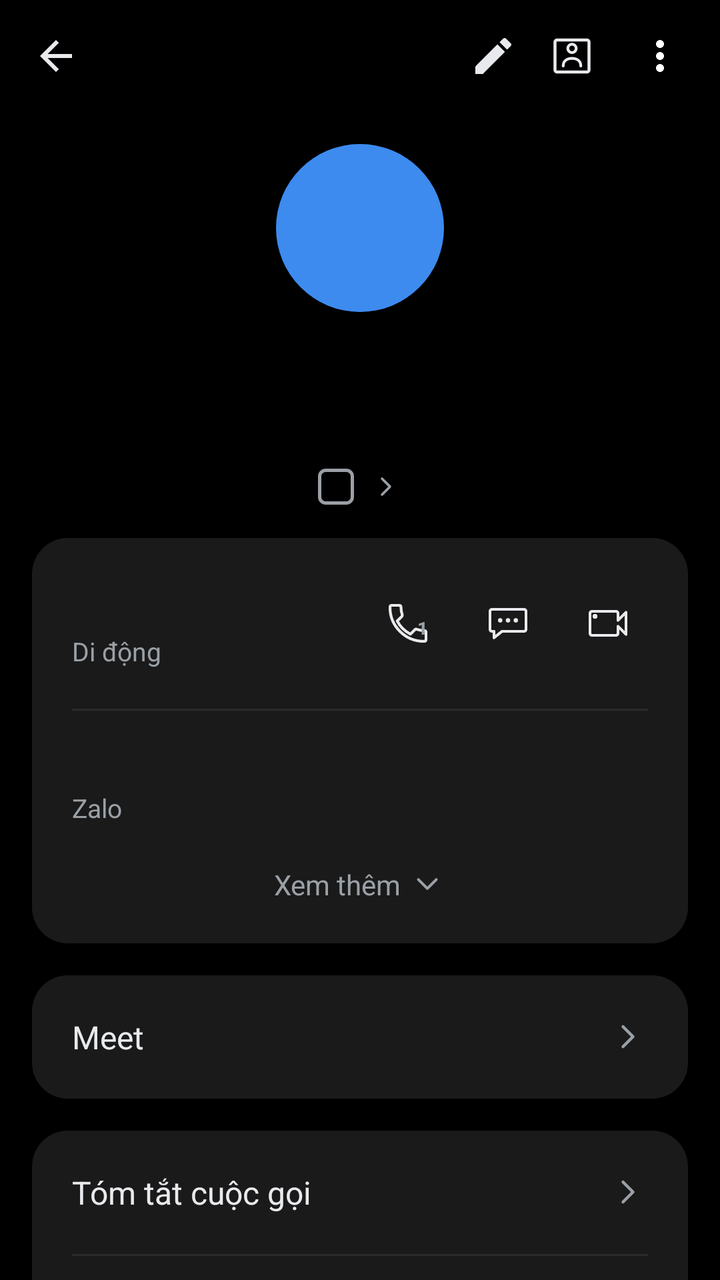
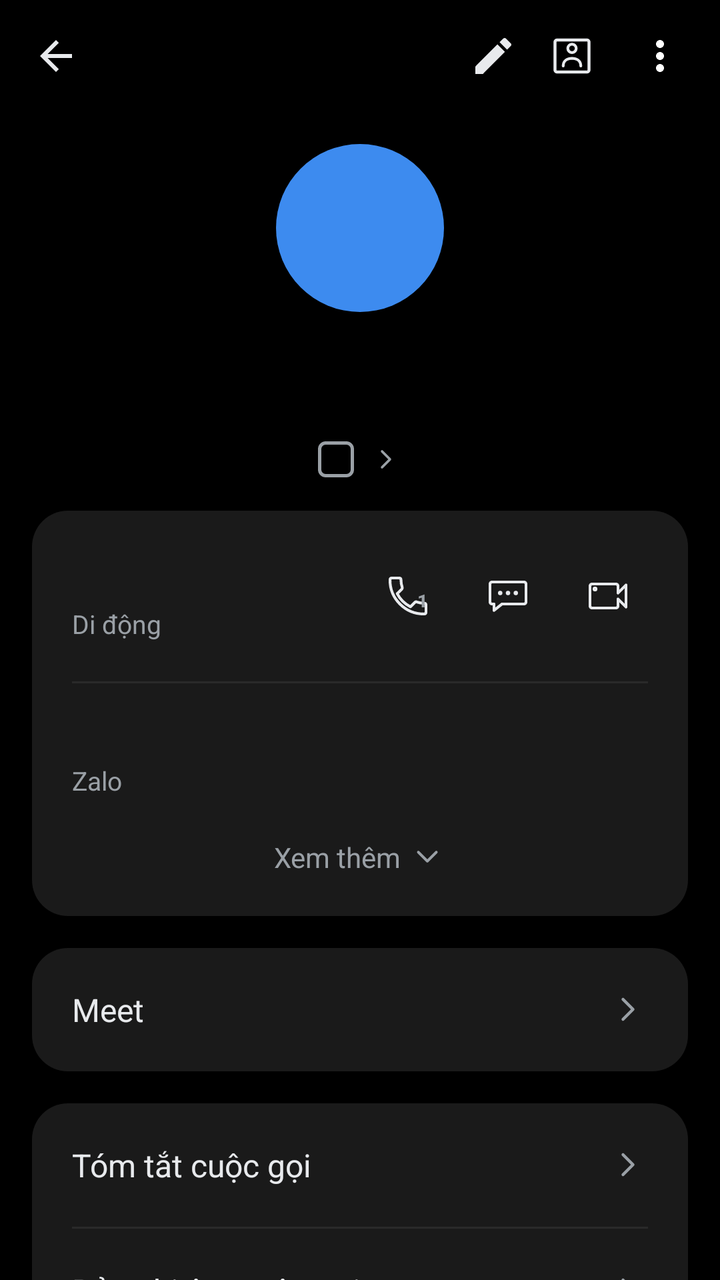

Two renders of the same Android screen: before a commit and after it. Below are the layout's source before the change and the commit's diff.
<!-- AndroidManifest.xml: application theme Theme.SimpleCall -->
<!-- res/layout/fragment_call_history.xml -->
<?xml version="1.0" encoding="utf-8"?>
<LinearLayout xmlns:android="http://schemas.android.com/apk/res/android"
    xmlns:app="http://schemas.android.com/apk/res-auto"
    android:layout_width="match_parent"
    android:layout_height="match_parent"
    android:orientation="vertical"
    android:background="@color/bg">

    
    <LinearLayout
        android:layout_width="match_parent" android:layout_height="56dp"
        android:orientation="horizontal" android:gravity="center_vertical"
        android:paddingStart="4dp" android:paddingEnd="8dp">

        <ImageButton android:id="@+id/btnBack"
            android:layout_width="48dp" android:layout_height="48dp"
            android:background="@android:color/transparent"
            android:src="@drawable/ic_arrow_back"
            android:contentDescription="Quay lại" />

        <Space android:layout_width="0dp" android:layout_height="1dp" android:layout_weight="1" />

        <ImageButton android:id="@+id/btnEdit"
            android:layout_width="35dp" android:layout_height="35dp"
            android:background="@android:color/transparent"
            android:src="@drawable/ic_edit"
            android:contentDescription="Sửa" />

        <ImageButton android:id="@+id/btnContactCard"
            android:layout_width="44dp" android:layout_height="44dp"
            android:background="@android:color/transparent"
            android:src="@drawable/ic_contact_card"
            android:contentDescription="Thẻ liên hệ" />

        <ImageButton android:id="@+id/btnMore"
            android:layout_width="44dp" android:layout_height="44dp"
            android:background="@android:color/transparent"
            android:src="@drawable/ic_more_vert"
            android:contentDescription="Thêm" />
    </LinearLayout>

    <ScrollView
        android:layout_width="match_parent" android:layout_height="0dp"
        android:layout_weight="1"
        android:clipToPadding="false"
        android:paddingBottom="24dp">

        <LinearLayout
            android:layout_width="match_parent" android:layout_height="wrap_content"
            android:orientation="vertical">

            
            <FrameLayout
                android:layout_width="84dp" android:layout_height="84dp"
                android:layout_gravity="center_horizontal"
                android:layout_marginTop="16dp">

                <TextView android:id="@+id/tvAvatar"
                    android:layout_width="84dp" android:layout_height="84dp"
                    android:layout_gravity="center"
                    android:background="@drawable/bg_avatar_circle"
                    android:gravity="center"
                    android:textSize="58sp" android:textColor="@color/white"
                    android:fontFamily="sans-serif-medium" />

                <ImageView android:id="@+id/ivDefaultAvatar"
                    android:layout_width="84dp" android:layout_height="84dp"
                    android:layout_gravity="center"
                    android:background="@drawable/bg_avatar_default"
                    android:src="@drawable/ic_person"
                    android:scaleType="center"
                    android:padding="21dp"
                    app:tint="@color/white"
                    android:visibility="gone"
                    android:contentDescription="@string/contact_photo" />
            </FrameLayout>

            
            <TextView android:id="@+id/tvTitle"
                android:layout_width="wrap_content" android:layout_height="wrap_content"
                android:layout_gravity="center_horizontal"
                android:layout_marginTop="16dp"
                android:layout_marginStart="32dp" android:layout_marginEnd="32dp"
                android:gravity="center"
                android:textSize="39sp" android:textStyle="bold"
                android:textColor="@color/text_primary"
                android:fontFamily="sans-serif-medium" />

            
            <LinearLayout android:id="@+id/rowSimDefault"
                android:layout_width="wrap_content" android:layout_height="wrap_content"
                android:layout_gravity="center_horizontal"
                android:layout_marginTop="10dp"
                android:orientation="horizontal" android:gravity="center_vertical"
                android:clickable="true" android:focusable="true">

                <TextView android:id="@+id/tvSimBadge"
                    android:layout_width="18dp" android:layout_height="18dp"
                    android:background="@drawable/bg_sim_badge"
                    android:gravity="center"
                    android:textSize="11sp" android:textColor="@color/text_secondary" />

                <TextView android:id="@+id/tvSubtitle"
                    android:layout_width="wrap_content" android:layout_height="wrap_content"
                    android:layout_marginStart="6dp"
                    android:textSize="14sp" android:textColor="@color/text_secondary" />

                <ImageView
                    android:layout_width="16dp" android:layout_height="16dp"
                    android:layout_marginStart="2dp"
                    android:src="@drawable/ic_chevron_right" />
            </LinearLayout>

            
            <LinearLayout
                android:layout_width="match_parent" android:layout_height="wrap_content"
                android:layout_margin="16dp"
                android:orientation="vertical"
                android:background="@drawable/bg_card_rounded"
                android:padding="20dp">

                <LinearLayout
                    android:layout_width="match_parent" android:layout_height="wrap_content"
                    android:orientation="horizontal" android:gravity="center_vertical">

                    <LinearLayout
                        android:layout_width="0dp" android:layout_height="wrap_content"
                        android:layout_weight="1" android:orientation="vertical">

                        <TextView android:id="@+id/tvNumber"
                            android:layout_width="wrap_content" android:layout_height="wrap_content"
                            android:textSize="19sp" android:textColor="@color/text_primary" />

                        <TextView android:id="@+id/tvNumberType"
                            android:layout_width="wrap_content" android:layout_height="wrap_content"
                            android:layout_marginTop="2dp"
                            android:text="@string/number_type_mobile"
                            android:textSize="13sp" android:textColor="@color/text_secondary" />
                    </LinearLayout>

                    
                    <FrameLayout
                        android:layout_width="40dp"
                        android:layout_height="40dp">
                        <ImageButton android:id="@+id/btnCallRow"
                            android:layout_width="match_parent"
                            android:layout_height="match_parent"
                            android:background="@android:color/transparent"
                            android:src="@drawable/ic_call_outline"
                            android:contentDescription="@string/call" />
                        
                        <TextView
                            android:id="@+id/tvCallSimNum"
                            android:layout_width="wrap_content"
                            android:layout_height="wrap_content"
                            android:layout_gravity="top|end"
                            android:layout_marginTop="16dp"
                            android:layout_marginEnd="10dp"
                            android:text="1"
                            android:textSize="9sp"
                            android:textStyle="bold"
                            android:textColor="@color/text_secondary"
                            android:fontFamily="sans-serif-medium" />
                    </FrameLayout>

                    <ImageButton android:id="@+id/btnMessageRow"
                        android:layout_width="40dp" android:layout_height="40dp"
                        android:layout_marginStart="10dp"
                        android:background="@android:color/transparent"
                        android:src="@drawable/ic_message_outline"
                        android:contentDescription="Nhắn tin" />

                    <ImageButton android:id="@+id/btnVideoRow"
                        android:layout_width="40dp" android:layout_height="40dp"
                        android:layout_marginStart="10dp"
                        android:background="@android:color/transparent"
                        android:src="@drawable/ic_video_call_outline"
                        android:contentDescription="Video call" />
                </LinearLayout>

                <View android:id="@+id/divBeforeZalo"
                    android:layout_width="match_parent" android:layout_height="1dp"
                    android:layout_marginTop="20dp" android:layout_marginBottom="16dp"
                    android:background="@color/divider" />

                <LinearLayout android:id="@+id/rowZalo"
                    android:layout_width="match_parent" android:layout_height="wrap_content"
                    android:orientation="vertical"
                    android:clickable="true" android:focusable="true">

                    <TextView android:id="@+id/tvZalo"
                        android:layout_width="wrap_content" android:layout_height="wrap_content"
                        android:textSize="16sp" android:textColor="@color/text_primary" />

                    <TextView
                        android:layout_width="wrap_content" android:layout_height="wrap_content"
                        android:layout_marginTop="2dp"
                        android:text="Zalo"
                        android:textSize="13sp" android:textColor="@color/text_secondary" />
                </LinearLayout>

                <LinearLayout android:id="@+id/rowSeeMore"
                    android:layout_width="match_parent" android:layout_height="wrap_content"
                    android:layout_marginTop="20dp"
                    android:orientation="horizontal" android:gravity="center"
                    android:clickable="true" android:focusable="true">

                    <TextView
                        android:layout_width="wrap_content" android:layout_height="wrap_content"
                        android:text="Xem thêm"
                        android:textSize="14sp" android:textColor="@color/text_secondary" />

                    <ImageView
                        android:layout_width="18dp" android:layout_height="18dp"
                        android:layout_marginStart="4dp"
                        android:src="@drawable/ic_chevron_down" />
                </LinearLayout>
            </LinearLayout>

            
            <LinearLayout android:id="@+id/rowMeet"
                android:layout_width="match_parent" android:layout_height="wrap_content"
                android:layout_marginStart="16dp" android:layout_marginEnd="16dp"
                android:orientation="horizontal" android:gravity="center_vertical"
                android:background="@drawable/bg_card_rounded"
                android:padding="20dp"
                android:clickable="true" android:focusable="true">

                <TextView
                    android:layout_width="0dp" android:layout_height="wrap_content"
                    android:layout_weight="1"
                    android:text="Meet"
                    android:textSize="16sp" android:textColor="@color/text_primary" />

                <ImageView
                    android:layout_width="20dp" android:layout_height="20dp"
                    android:src="@drawable/ic_chevron_right" />
            </LinearLayout>

            
            <LinearLayout
                android:layout_width="match_parent" android:layout_height="wrap_content"
                android:layout_margin="16dp"
                android:orientation="vertical"
                android:background="@drawable/bg_card_rounded">

                <LinearLayout android:id="@+id/rowCallSummary"
                    android:layout_width="match_parent" android:layout_height="wrap_content"
                    android:orientation="horizontal" android:gravity="center_vertical"
                    android:padding="20dp"
                    android:clickable="true" android:focusable="true">

                    <TextView
                        android:layout_width="0dp" android:layout_height="wrap_content"
                        android:layout_weight="1"
                        android:text="Tóm tắt cuộc gọi"
                        android:textSize="16sp" android:textColor="@color/text_primary" />

                    <ImageView
                        android:layout_width="20dp" android:layout_height="20dp"
                        android:src="@drawable/ic_chevron_right" />
                </LinearLayout>

                <View
                    android:layout_width="match_parent" android:layout_height="1dp"
                    android:layout_marginStart="20dp" android:layout_marginEnd="20dp"
                    android:background="@color/divider" />

                <LinearLayout android:id="@+id/rowCallRecording"
                    android:layout_width="match_parent" android:layout_height="wrap_content"
                    android:orientation="horizontal" android:gravity="center_vertical"
                    android:padding="20dp"
                    android:clickable="true" android:focusable="true">

                    <TextView
                        android:layout_width="0dp" android:layout_height="wrap_content"
                        android:layout_weight="1"
                        android:text="Bản ghi âm cuộc gọi"
                        android:textSize="16sp" android:textColor="@color/text_primary" />

                    <ImageView
                        android:layout_width="20dp" android:layout_height="20dp"
                        android:src="@drawable/ic_chevron_right" />
                </LinearLayout>
            </LinearLayout>

            
            <LinearLayout android:id="@+id/cardAddContact"
                android:layout_width="match_parent" android:layout_height="wrap_content"
                android:layout_margin="16dp"
                android:orientation="vertical"
                android:background="@drawable/bg_card_rounded"
                android:visibility="gone">

                <LinearLayout android:id="@+id/rowCreateContact"
                    android:layout_width="match_parent" android:layout_height="wrap_content"
                    android:orientation="horizontal" android:gravity="center_vertical"
                    android:padding="20dp"
                    android:clickable="true" android:focusable="true">

                    <TextView
                        android:layout_width="0dp" android:layout_height="wrap_content"
                        android:layout_weight="1"
                        android:text="Tạo liên hệ mới"
                        android:textSize="16sp" android:textColor="@color/text_primary" />

                    <ImageView
                        android:layout_width="20dp" android:layout_height="20dp"
                        android:src="@drawable/ic_chevron_right" />
                </LinearLayout>

                <View
                    android:layout_width="match_parent" android:layout_height="1dp"
                    android:layout_marginStart="20dp" android:layout_marginEnd="20dp"
                    android:background="@color/divider" />

                <LinearLayout android:id="@+id/rowAddExisting"
                    android:layout_width="match_parent" android:layout_height="wrap_content"
                    android:orientation="horizontal" android:gravity="center_vertical"
                    android:padding="20dp"
                    android:clickable="true" android:focusable="true">

                    <TextView
                        android:layout_width="0dp" android:layout_height="wrap_content"
                        android:layout_weight="1"
                        android:text="Thêm vào liên lạc hiện có"
                        android:textSize="16sp" android:textColor="@color/text_primary" />

                    <ImageView
                        android:layout_width="20dp" android:layout_height="20dp"
                        android:src="@drawable/ic_chevron_right" />
                </LinearLayout>
            </LinearLayout>

            
            <LinearLayout
                android:layout_width="match_parent" android:layout_height="wrap_content"
                android:layout_marginStart="20dp" android:layout_marginEnd="12dp"
                android:layout_marginTop="8dp"
                android:orientation="horizontal" android:gravity="center_vertical">

                <TextView
                    android:layout_width="0dp" android:layout_height="wrap_content"
                    android:layout_weight="1"
                    android:text="Nhật ký cuộc gọi"
                    android:textSize="15sp" android:textColor="@color/text_secondary" />

                <TextView android:id="@+id/btnClearLog"
                    android:layout_width="wrap_content" android:layout_height="wrap_content"
                    android:text="Xóa"
                    android:textSize="15sp" android:textColor="@color/accent_blue"
                    android:padding="8dp"
                    android:clickable="true" android:focusable="true" />
            </LinearLayout>

            
            <LinearLayout android:id="@+id/llHistoryEntries"
                android:layout_width="match_parent" android:layout_height="wrap_content"
                android:layout_margin="16dp"
                android:orientation="vertical"
                android:background="@drawable/bg_card_rounded" />

        </LinearLayout>
    </ScrollView>
</LinearLayout>
<!-- resources referenced by this layout -->
<resources>
  <color name="accent_blue">#1A73E8</color>
  <color name="bg">#000000</color>
  <color name="divider">#2A2A2A</color>
  <color name="text_primary">#E8EAED</color>
  <color name="text_secondary">#9AA0A6</color>
  <color name="white">#FFFFFF</color>
  <!-- drawable bg_avatar_circle (drawable) -->
  <?xml version="1.0" encoding="utf-8"?>
  <shape xmlns:android="http://schemas.android.com/apk/res/android"
      android:shape="oval">
      <solid android:color="@color/avatar_purple" />
  </shape>
  <!-- drawable bg_avatar_default (drawable) -->
  <?xml version="1.0" encoding="utf-8"?>
  <shape xmlns:android="http://schemas.android.com/apk/res/android"
      android:shape="oval">
      <solid android:color="@color/accent_blue" />
  </shape>
  <!-- drawable bg_card_rounded (drawable) -->
  <?xml version="1.0" encoding="utf-8"?>
  <shape xmlns:android="http://schemas.android.com/apk/res/android"
      android:shape="rectangle">
      <solid android:color="@color/detail_card_bg" />
      <corners android:radius="18dp" />
  </shape>
  <!-- drawable bg_sim_badge (drawable) -->
  <?xml version="1.0" encoding="utf-8"?>
  <shape xmlns:android="http://schemas.android.com/apk/res/android"
      android:shape="rectangle">
      <stroke android:width="1.5dp" android:color="@color/text_secondary" />
      <corners android:radius="3dp" />
      <solid android:color="@android:color/transparent" />
  </shape>
  <!-- drawable ic_arrow_back (drawable) -->
  <?xml version="1.0" encoding="utf-8"?>
  <vector xmlns:android="http://schemas.android.com/apk/res/android"
      android:width="24dp" android:height="24dp"
      android:viewportWidth="24" android:viewportHeight="24">
      
      <path android:fillColor="@color/text_primary"
          android:pathData="M20,11H7.83l5.59-5.59L12,4l-8,8 8,8 1.41-1.41L7.83,13H20v-2z"/>
  </vector>
  <!-- drawable ic_edit (drawable) -->
  <?xml version="1.0" encoding="utf-8"?>
  <vector xmlns:android="http://schemas.android.com/apk/res/android"
      android:width="24dp" android:height="24dp"
      android:viewportWidth="24" android:viewportHeight="24">
      <path android:fillColor="@color/text_primary"
          android:pathData="M3,17.25V21h3.75L17.81,9.94l-3.75,-3.75L3,17.25zM20.71,7.04c0.39,-0.39 0.39,-1.02 0,-1.41l-2.34,-2.34c-0.39,-0.39 -1.02,-0.39 -1.41,0l-1.83,1.83 3.75,3.75 1.83,-1.83z"/>
  </vector>
  <!-- drawable ic_more_vert (drawable) -->
  <?xml version="1.0" encoding="utf-8"?>
  <vector xmlns:android="http://schemas.android.com/apk/res/android"
      android:width="24dp" android:height="24dp"
      android:viewportWidth="24" android:viewportHeight="24">
      <path android:fillColor="#FFFFFF"
          android:pathData="M12,8c1.1,0 2,-0.9 2,-2s-0.9,-2 -2,-2 -2,0.9 -2,2 0.9,2 2,2zM12,10c-1.1,0 -2,0.9 -2,2s0.9,2 2,2 2,-0.9 2,-2 -0.9,-2 -2,-2zM12,16c-1.1,0 -2,0.9 -2,2s0.9,2 2,2 2,-0.9 2,-2 -0.9,-2 -2,-2z"/>
  </vector>
  <!-- drawable ic_person (drawable) -->
  <?xml version="1.0" encoding="utf-8"?>
  <vector xmlns:android="http://schemas.android.com/apk/res/android"
      android:width="24dp" android:height="24dp"
      android:viewportWidth="24" android:viewportHeight="24">
      <path android:fillColor="#FFFFFFFF"
          android:pathData="M12,12c2.21,0 4,-1.79 4,-4s-1.79,-4 -4,-4 -4,1.79 -4,4 1.79,4 4,4zM12,14c-2.67,0 -8,1.34 -8,4v2h16v-2c0,-2.66 -5.33,-4 -8,-4z"/>
  </vector>
  <string name="call">Gọi</string>
  <string name="contact_photo">Ảnh liên hệ</string>
  <string name="number_type_mobile">Di động</string>
  <color name="avatar_purple">#3D8BEF</color>
  <color name="detail_card_bg">#1A1A1A</color>
  <color name="primary">#1E8E3E</color>
  <color name="primary_dark">#137333</color>
  <!-- unchanged entries left out for length: 7 -->
</resources>

<!-- the commit's change to res/layout/fragment_call_history.xml (unified diff, before → after) -->
@@ -90,7 +90,7 @@
             <LinearLayout android:id="@+id/rowSimDefault"
                 android:layout_width="wrap_content" android:layout_height="wrap_content"
                 android:layout_gravity="center_horizontal"
-                android:layout_marginTop="10dp"
+                android:layout_marginTop="-4dp"
                 android:orientation="horizontal" android:gravity="center_vertical"
                 android:clickable="true" android:focusable="true">
 
